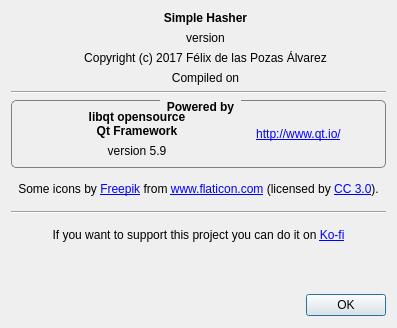
Before: the Qt Designer form AboutDialog.ui in FelixdelasPozas/SimpleHasher, drawn with Qt 5.
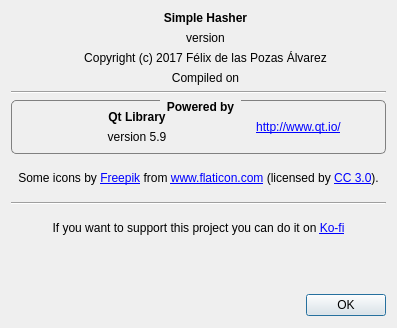
After: the same form once the commit is applied. Icons and pictures are not drawn. Custom widgets are drawn as their Qt base class.

Diff of the .ui file:
```diff
--- a/AboutDialog.ui
+++ b/AboutDialog.ui
@@ -145,7 +145,6 @@
       <widget class="QGroupBox" name="groupBox">
        <property name="font">
         <font>
-         <weight>75</weight>
          <bold>true</bold>
         </font>
        </property>
@@ -202,13 +201,11 @@
              <widget class="QLabel" name="label_26">
               <property name="font">
                <font>
-                <weight>75</weight>
                 <bold>true</bold>
                </font>
               </property>
               <property name="text">
-               <string>libqt opensource
-Qt Framework</string>
+               <string>Qt Library</string>
               </property>
               <property name="alignment">
                <set>Qt::AlignCenter</set>
```
Left out of the diff: 39 changed lines with no effect on the pictures.
